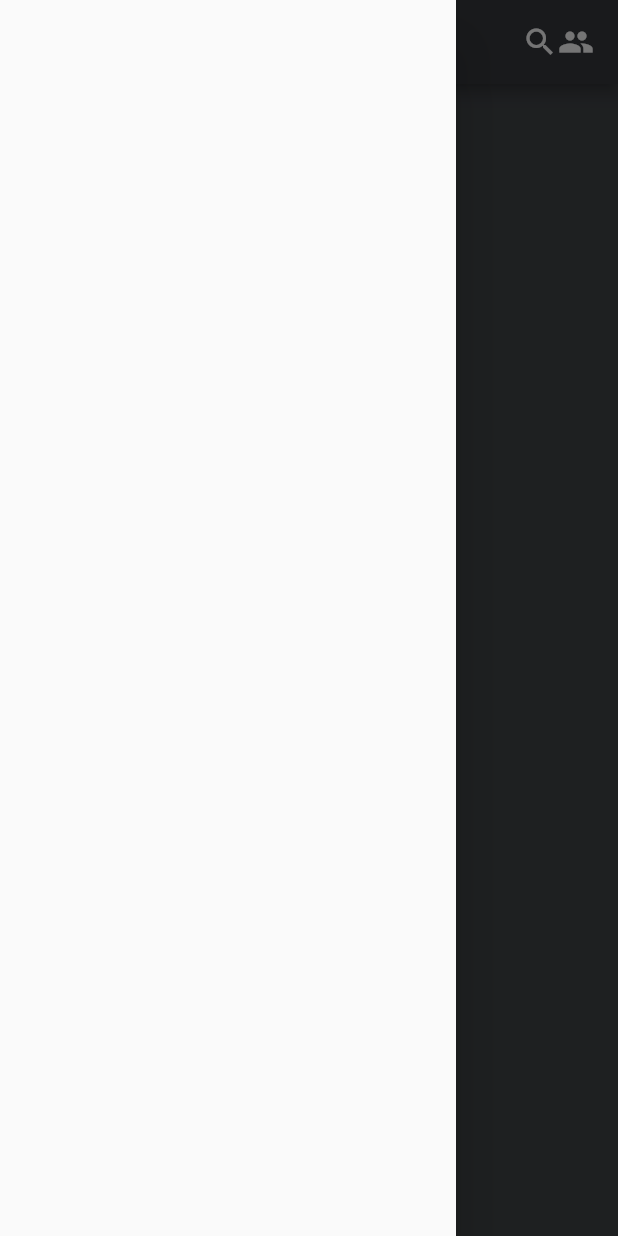
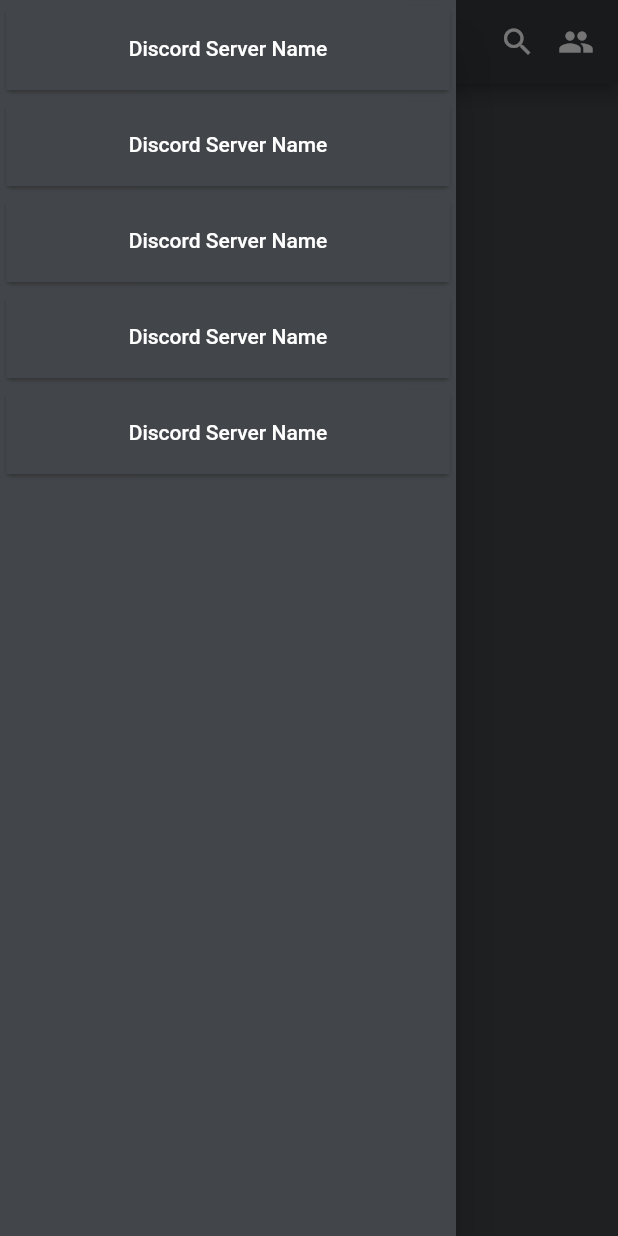
Before and after one commit to skeptickal/AppImitation, a Flutter app: the screen it shows after launch, with the side drawer open, on a phone screen of 412 x 824 dp. Run offline on Flutter 3.47's test engine with Material 2 defaults, Android fonts, the phone set to English and light mode, and no system bars; our stand-ins replace google_fonts.

```diff
--- a/discord_clone/lib/pages/home.dart
+++ b/discord_clone/lib/pages/home.dart
@@ -1,5 +1,6 @@
 import 'package:flutter/material.dart';
 import 'package:google_fonts/google_fonts.dart';
+import 'package:discord_clone/pages/navbar.dart';
 
 class HomePageScreen extends StatelessWidget {
   const HomePageScreen({super.key});
@@ -22,12 +23,13 @@ class HomePageScreen extends StatelessWidget {
           Row(
             children: [
               Icon(Icons.search),
+              SizedBox(width: 15),
               Icon(Icons.people),
             ],
           ),
         ]),
       ),
-      drawer: Drawer(),
+      drawer: NavBar(),
       body: Container(
         decoration: BoxDecoration(color: Color(0xFF424549)),
         child: Column(
--- /dev/null
+++ b/discord_clone/lib/pages/navbar.dart
@@ -0,0 +1,32 @@
+import 'package:flutter/material.dart';
+
+class NavBar extends StatefulWidget {
+  const NavBar({super.key});
+
+  @override
+  State<NavBar> createState() => _NavBarState();
+}
+
+class _NavBarState extends State<NavBar> {
+  @override
+  Widget build(BuildContext context) {
+    return Drawer(
+      backgroundColor: Color(0xFF424549),
+      child: ListView.builder(
+        itemCount: 5,
+        itemBuilder: (context, index) {
+          return Card(
+              child: Container(
+                  color: Color(0xff424549),
+                  child: ListTile(
+                      onTap: () {},
+                      title: const Center(
+                          child: Text(
+                        'Discord Server Name',
+                        style: TextStyle(color: Colors.white),
+                      )))));
+        },
+      ),
+    );
+  }
+}
```
